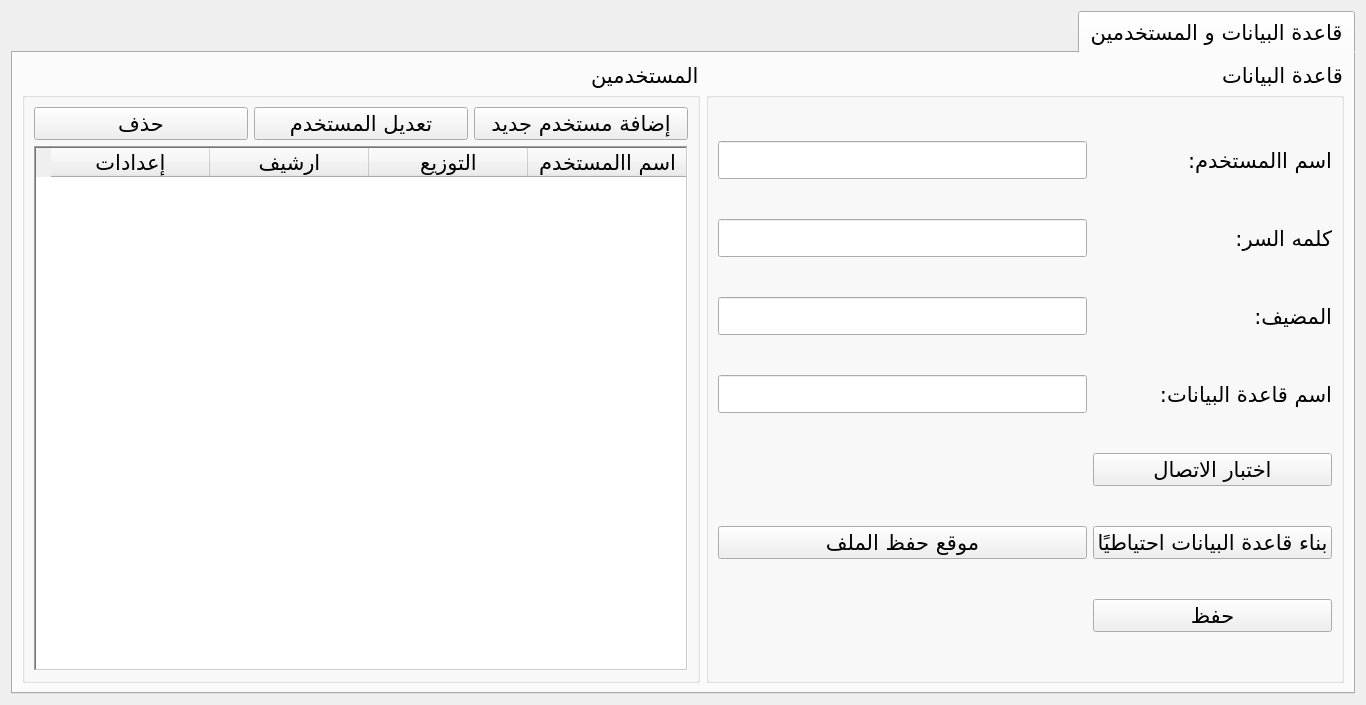
First picture: the form in UI/settings.ui, repository anwer25/Administration_agricole, before the edit.
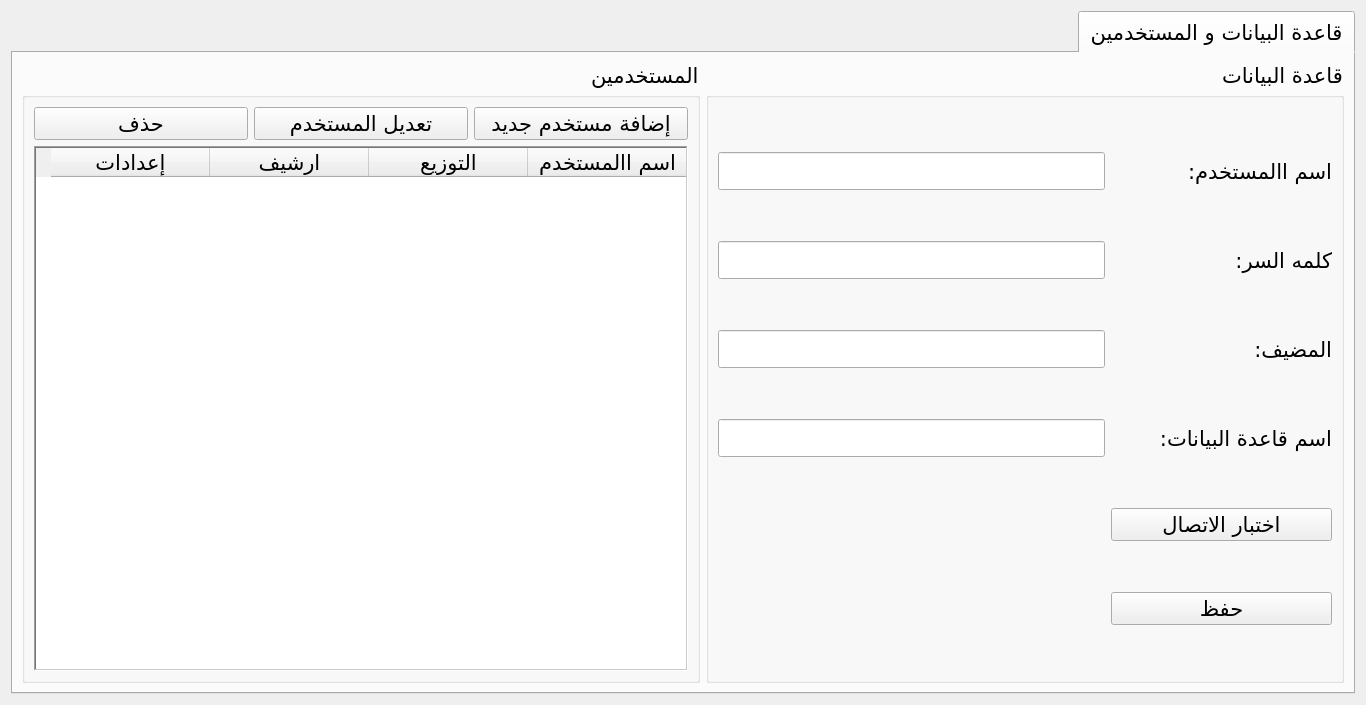
Second picture: the form after the edit. Icons and pictures are not drawn.

```diff
--- a/UI/settings.ui
+++ b/UI/settings.ui
@@ -204,21 +204,7 @@
             </property>
            </widget>
           </item>
-          <item row="6" column="1">
-           <widget class="QPushButton" name="dataBaseBackUpFileLoction">
-            <property name="text">
-             <string>موقع حفظ الملف</string>
-            </property>
-           </widget>
-          </item>
           <item row="6" column="0">
-           <widget class="QPushButton" name="backUpDataBase">
-            <property name="text">
-             <string>بناء قاعدة البيانات احتياطيًا</string>
-            </property>
-           </widget>
-          </item>
-          <item row="7" column="0">
            <widget class="QPushButton" name="saveData">
             <property name="minimumSize">
              <size>
```
Left out of the diff: 56 changed lines with no effect on the pictures.
